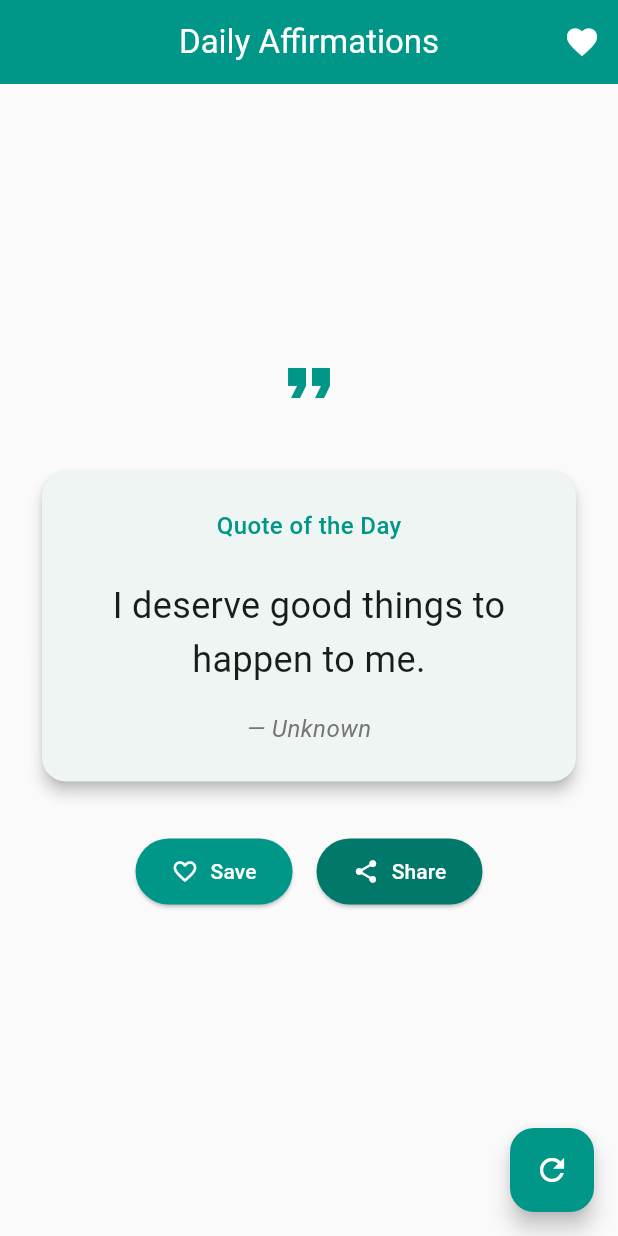
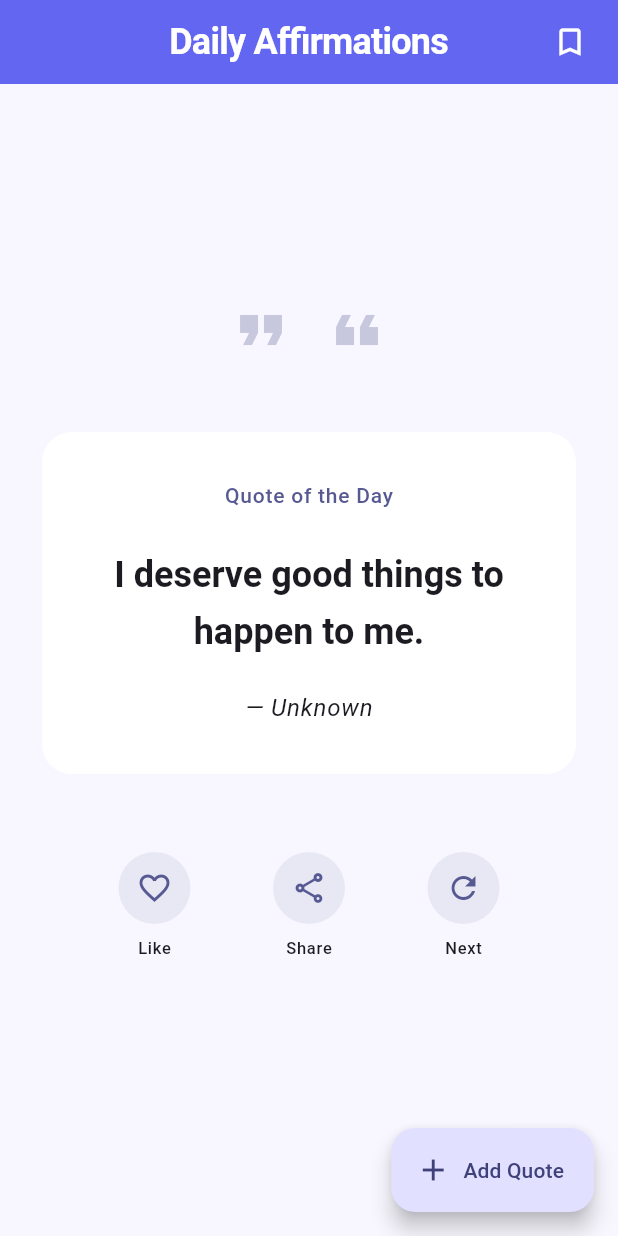
Before and after one commit to ewjo66/flutter_affirmation_app, a Flutter app: the screen it shows after launch, on a phone screen of 412 x 824 dp. Run offline on Flutter 3.47's test engine with Material 3 defaults, Android fonts, the phone set to English and light mode, and no system bars; our stand-ins replace share_plus, shared_preferences.

Commit message:
Finished for Final

```diff
--- a/lib/main.dart
+++ b/lib/main.dart
@@ -7,7 +7,7 @@ void main() {
 }
 
 class DailyAffirmationsApp extends StatelessWidget {
-  const DailyAffirmationsApp({Key? key}) : super(key: key);
+  const DailyAffirmationsApp({super.key});
 
   @override
   Widget build(BuildContext context) {
@@ -15,20 +15,48 @@ class DailyAffirmationsApp extends StatelessWidget {
       title: 'Daily Affirmations',
       debugShowCheckedModeBanner: false,
       theme: ThemeData(
-        primarySwatch: Colors.teal,
         useMaterial3: true,
         colorScheme: ColorScheme.fromSeed(
-          seedColor: Colors.teal,
+          seedColor: const Color(0xFF6366F1),
           brightness: Brightness.light,
         ),
+        appBarTheme: const AppBarTheme(
+          centerTitle: true,
+          elevation: 0,
+          backgroundColor: Color(0xFF6366F1),
+          foregroundColor: Colors.white,
+        ),
+        cardTheme: CardThemeData(
+          elevation: 0,
+          shape: RoundedRectangleBorder(
+            borderRadius: BorderRadius.circular(20),
+          ),
+          color: Colors.white,
+        ),
+        scaffoldBackgroundColor: const Color(0xFFF8F7FF),
       ),
+      darkTheme: ThemeData(
+        useMaterial3: true,
+        colorScheme: ColorScheme.fromSeed(
+          seedColor: const Color(0xFF6366F1),
+          brightness: Brightness.dark,
+        ),
+        appBarTheme: const AppBarTheme(
+          centerTitle: true,
+          elevation: 0,
+          backgroundColor: Color(0xFF1F1F3D),
+          foregroundColor: Colors.white,
+        ),
+        scaffoldBackgroundColor: const Color(0xFF0F0F1E),
+      ),
+      themeMode: ThemeMode.system,
       home: const AppInitializer(),
     );
   }
 }
 
 class AppInitializer extends StatefulWidget {
-  const AppInitializer({Key? key}) : super(key: key);
+  const AppInitializer({super.key});
 
   @override
   State<AppInitializer> createState() => _AppInitializerState();
@@ -46,17 +74,29 @@ class _AppInitializerState extends State<AppInitializer> {
 
   Future<void> _initialize() async {
     await _quoteService.initialize();
-    setState(() {
-      _isInitialized = true;
-    });
+    if (mounted) {
+      setState(() {
+        _isInitialized = true;
+      });
+    }
   }
 
   @override
   Widget build(BuildContext context) {
     if (!_isInitialized) {
-      return const Scaffold(
+      return Scaffold(
         body: Center(
-          child: CircularProgressIndicator(),
+          child: Column(
+            mainAxisAlignment: MainAxisAlignment.center,
+            children: [
+              const CircularProgressIndicator(),
+              const SizedBox(height: 16),
+              Text(
+                'Loading Affirmations...',
+                style: Theme.of(context).textTheme.bodyMedium,
+              ),
+            ],
+          ),
         ),
       );
     }
--- a/lib/screens/home_screen.dart
+++ b/lib/screens/home_screen.dart
@@ -3,34 +3,35 @@ import 'package:share_plus/share_plus.dart';
 import '../models/quote.dart';
 import '../services/quote_service.dart';
 import 'favorites_screen.dart';
+import 'add_quote_screen.dart';
 
 class HomeScreen extends StatefulWidget {
   final QuoteService quoteService;
 
-  const HomeScreen({Key? key, required this.quoteService}) : super(key: key);
+  const HomeScreen({super.key, required this.quoteService});
 
   @override
   State<HomeScreen> createState() => _HomeScreenState();
 }
 
 class _HomeScreenState extends State<HomeScreen> {
-  bool _isRefreshing = false;
-
   @override
   Widget build(BuildContext context) {
     final quote = widget.quoteService.dailyQuote;
 
     return Scaffold(
-      backgroundColor: Colors.grey[50],
       appBar: AppBar(
-        title: const Text('Daily Affirmations'),
-        centerTitle: true,
-        elevation: 0,
-        backgroundColor: Colors.teal,
-        foregroundColor: Colors.white,
+        title: const Text(
+          'Daily Affirmations',
+          style: TextStyle(
+            fontSize: 24,
+            fontWeight: FontWeight.w700,
+            letterSpacing: -0.5,
+          ),
+        ),
         actions: [
           IconButton(
-            icon: const Icon(Icons.favorite),
+            icon: const Icon(Icons.bookmark_outline, size: 24),
             onPressed: () {
               Navigator.push(
                 context,
@@ -42,6 +43,7 @@ class _HomeScreenState extends State<HomeScreen> {
               ).then((_) => setState(() {}));
             },
           ),
+          const SizedBox(width: 8),
         ],
       ),
       body: quote == null
@@ -56,101 +58,113 @@ class _HomeScreenState extends State<HomeScreen> {
                   ),
                   child: Center(
                     child: Padding(
-                      padding: const EdgeInsets.all(24.0),
+                      padding: const EdgeInsets.symmetric(
+                        horizontal: 24,
+                        vertical: 32,
+                      ),
                       child: Column(
                         mainAxisAlignment: MainAxisAlignment.center,
                         children: [
-                          const Icon(
+                          Row(
+                            mainAxisAlignment: MainAxisAlignment.center,
+                            children: [
+                              Icon(
                                 Icons.format_quote,
                                 size: 48,
-                            color: Colors.teal,
+                                color: Theme.of(context)
+                                    .colorScheme
+                                    .primary
+                                    .withValues(
+                                      alpha: 0.3,
                                     ),
-                          const SizedBox(height: 32),
+                              ),
+                              const SizedBox(width: 16),
+                              Transform.rotate(
+                                angle: 3.14159,
+                                child: Icon(
+                                  Icons.format_quote,
+                                  size: 48,
+                                  color: Theme.of(context)
+                                      .colorScheme
+                                      .primary
+                                      .withValues(
+                                        alpha: 0.3,
+                                      ),
+                                ),
+                              ),
+                            ],
+                          ),
+                          const SizedBox(height: 40),
                           Card(
-                            elevation: 4,
-                            shape: RoundedRectangleBorder(
-                              borderRadius: BorderRadius.circular(16),
-                            ),
                             child: Padding(
-                              padding: const EdgeInsets.all(24.0),
+                              padding: const EdgeInsets.all(32),
                               child: Column(
                                 children: [
-                                  const Text(
+                                  Text(
                                     'Quote of the Day',
-                                    style: TextStyle(
-                                      fontSize: 16,
-                                      fontWeight: FontWeight.w500,
-                                      color: Colors.teal,
+                                    style: Theme.of(context)
+                                        .textTheme
+                                        .labelLarge
+                                        ?.copyWith(
+                                          color: Theme.of(context)
+                                              .colorScheme
+                                              .primary,
+                                          letterSpacing: 0.5,
                                         ),
                                   ),
                                   const SizedBox(height: 24),
                                   Text(
                                     quote.text,
-                                    style: const TextStyle(
-                                      fontSize: 24,
-                                      fontWeight: FontWeight.w400,
-                                      height: 1.5,
+                                    style: Theme.of(context)
+                                        .textTheme
+                                        .headlineSmall
+                                        ?.copyWith(
+                                          fontWeight: FontWeight.w600,
+                                          height: 1.6,
                                         ),
                                     textAlign: TextAlign.center,
                                   ),
-                                  const SizedBox(height: 16),
+                                  const SizedBox(height: 20),
                                   Text(
                                     '— ${quote.author}',
-                                    style: TextStyle(
-                                      fontSize: 16,
+                                    style: Theme.of(context)
+                                        .textTheme
+                                        .bodyLarge
+                                        ?.copyWith(
                                           fontStyle: FontStyle.italic,
-                                      color: Colors.grey[600],
                                         ),
                                   ),
                                 ],
                               ),
                             ),
                           ),
-                          const SizedBox(height: 32),
+                          const SizedBox(height: 48),
                           Row(
-                            mainAxisAlignment: MainAxisAlignment.center,
+                            mainAxisAlignment: MainAxisAlignment.spaceEvenly,
                             children: [
-                              ElevatedButton.icon(
+                              _buildActionButton(
+                                context,
+                                icon: widget.quoteService.isFavorite(quote)
+                                    ? Icons.favorite
+                                    : Icons.favorite_outline,
+                                label: 'Like',
                                 onPressed: () => _toggleFavorite(quote),
-                                icon: Icon(
-                                  widget.quoteService.isFavorite(quote)
-                                      ? Icons.favorite
-                                      : Icons.favorite_border,
+                                isActive: widget.quoteService.isFavorite(quote),
                               ),
-                                label: Text(
-                                  widget.quoteService.isFavorite(quote)
-                                      ? 'Saved'
-                                      : 'Save',
+                              _buildActionButton(
+                                context,
+                                icon: Icons.share_outlined,
+                                label: 'Share',
+                                onPressed: () => _shareQuote(quote),
                               ),
-                                style: ElevatedButton.styleFrom(
-                                  backgroundColor: Colors.teal,
-                                  foregroundColor: Colors.white,
-                                  padding: const EdgeInsets.symmetric(
-                                    horizontal: 24,
-                                    vertical: 12,
-                                  ),
-                                ),
-                              ),
-                              const SizedBox(width: 16),
-                              ElevatedButton.icon(
-                                onPressed: () => _shareQuote(quote),
-                                icon: const Icon(Icons.share),
-                                label: const Text('Share'),
-                                style: ElevatedButton.styleFrom(
-                                  backgroundColor: Colors.teal[700],
-                                  foregroundColor: Colors.white,
-                                  padding: const EdgeInsets.symmetric(
-                                    horizontal: 24,
-                                    vertical: 12,
-                                  ),
-                                ),
+                              _buildActionButton(
+                                context,
+                                icon: Icons.refresh_outlined,
+                                label: 'Next',
+                                onPressed: _refreshQuote,
                               ),
                             ],
                           ),
-                          if (_isRefreshing) ...[
-                            const SizedBox(height: 24),
-                            const CircularProgressIndicator(),
-                          ],
                         ],
                       ),
                     ),
@@ -158,37 +172,69 @@ class _HomeScreenState extends State<HomeScreen> {
                 ),
               ),
             ),
-      floatingActionButton: FloatingActionButton(
-        onPressed: _isRefreshing ? null : _refreshQuote,
-        backgroundColor: Colors.teal,
-        child: const Icon(Icons.refresh, color: Colors.white),
+      floatingActionButton: FloatingActionButton.extended(
+        onPressed: () async {
+          final result = await Navigator.push(
+            context,
+            MaterialPageRoute(
+              builder: (context) => AddQuoteScreen(
+                quoteService: widget.quoteService,
+              ),
+            ),
+          );
+          if (result == true && mounted) {
+            setState(() {});
+          }
+        },
+        icon: const Icon(Icons.add),
+        label: const Text('Add Quote'),
       ),
     );
   }
 
-  Future<void> _refreshQuote() async {
-    setState(() => _isRefreshing = true);
-    await widget.quoteService.refreshDailyQuote();
-    setState(() => _isRefreshing = false);
-  }
-
-  void _toggleFavorite(Quote quote) {
-    widget.quoteService.toggleFavorite(quote);
-    setState(() {});
-
-    ScaffoldMessenger.of(context).showSnackBar(
-      SnackBar(
-        content: Text(
-          widget.quoteService.isFavorite(quote)
-              ? 'Added to favorites'
-              : 'Removed from favorites',
+  Widget _buildActionButton(
+    BuildContext context, {
+    required IconData icon,
+    required String label,
+    required VoidCallback onPressed,
+    bool isActive = false,
+  }) {
+    return Column(
+      children: [
+        IconButton(
+          icon: Icon(icon),
+          onPressed: onPressed,
+          style: IconButton.styleFrom(
+            backgroundColor: isActive
+                ? Theme.of(context).colorScheme.primary.withValues(alpha: 0.2)
+                : Theme.of(context).colorScheme.primary.withValues(alpha: 0.1),
+            foregroundColor:
+                isActive ? Colors.red : Theme.of(context).colorScheme.primary,
+            padding: const EdgeInsets.all(12),
           ),
-        duration: const Duration(seconds: 2),
         ),
+        const SizedBox(height: 8),
+        Text(
+          label,
+          style: Theme.of(context).textTheme.labelSmall,
+        ),
+      ],
     );
   }
 
-  void _shareQuote(Quote quote) {
-    Share.share('${quote.text}\n\n— ${quote.author}');
+  Future<void> _refreshQuote() async {
+    await widget.quoteService.loadNextQuote();
+    if (mounted) {
+      setState(() {});
     }
   }
+
+  Future<void> _toggleFavorite(Quote quote) async {
+    await widget.quoteService.toggleFavorite(quote);
+    if (mounted) setState(() {});
+  }
+
+  Future<void> _shareQuote(Quote quote) async {
+    await Share.share('${quote.text}\n\n— ${quote.author}');
+  }
+}
```
Also changed, not shown: lib/screens/add_quote_screen.dart (added, +181 -0 lines), lib/services/quote_service.dart (+51 -4 lines), pubspec.lock (added), 29 other files. Lines whose indentation alone changed are shown as unchanged.
